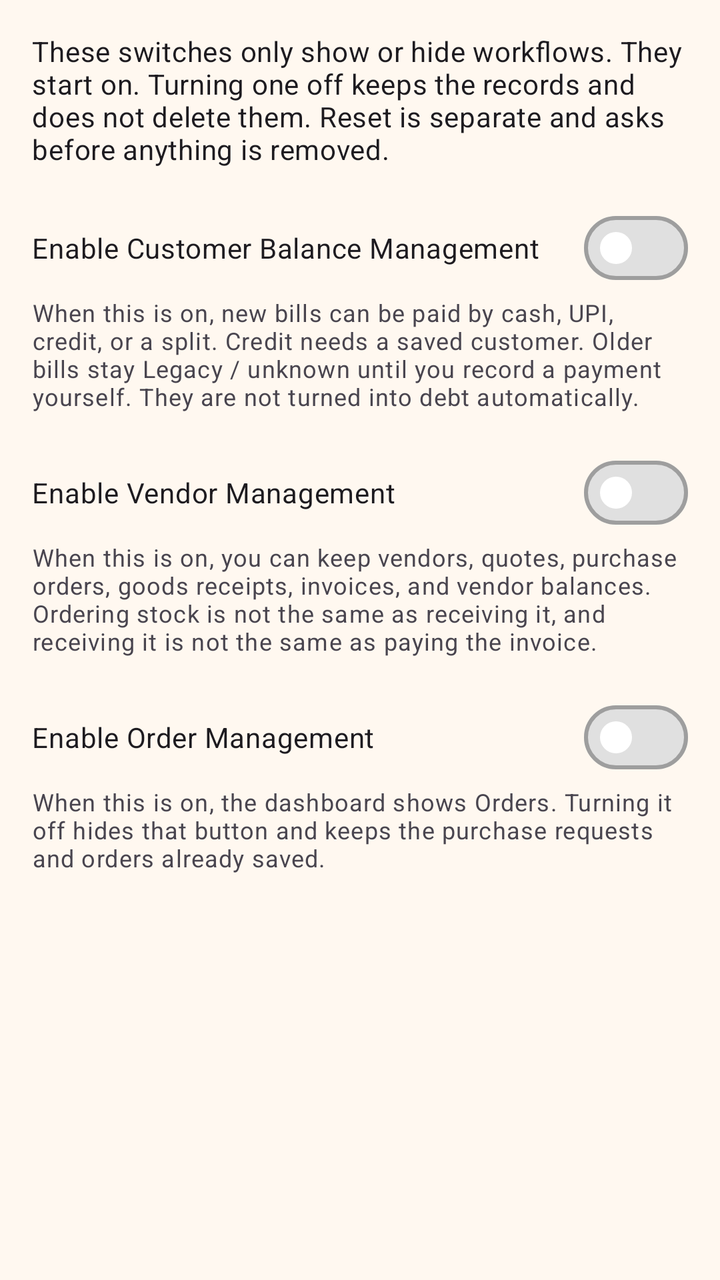
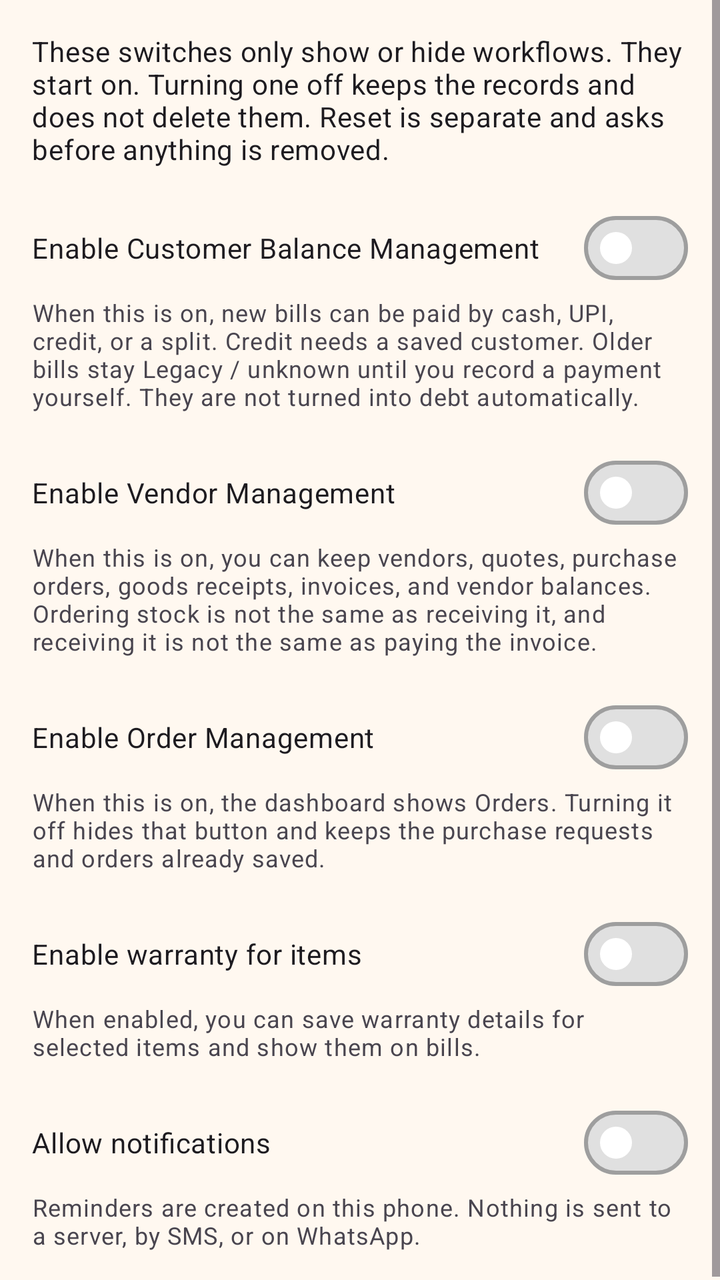

An Android layout rendered at two revisions. The XML below is the earlier revision; the diff shows what the commit changed to produce the second picture.
<!-- AndroidManifest.xml: application theme Theme.VikrSaathi -->
<!-- res/layout/fragment_accounts_settings.xml -->
<?xml version="1.0" encoding="utf-8"?>
<ScrollView xmlns:android="http://schemas.android.com/apk/res/android"
    xmlns:app="http://schemas.android.com/apk/res-auto"
    android:layout_width="match_parent"
    android:layout_height="match_parent">

    <LinearLayout
        android:layout_width="match_parent"
        android:layout_height="wrap_content"
        android:orientation="vertical"
        android:padding="16dp">

        <TextView
            android:layout_width="match_parent"
            android:layout_height="wrap_content"
            android:text="@string/accounts_settings_hint"
            android:textAppearance="?attr/textAppearanceBodyMedium" />

        <com.google.android.material.materialswitch.MaterialSwitch
            android:id="@+id/switchCustomerBalances"
            android:layout_width="match_parent"
            android:layout_height="wrap_content"
            android:layout_marginTop="16dp"
            android:text="@string/enable_customer_balances" />

        <TextView
            android:layout_width="match_parent"
            android:layout_height="wrap_content"
            android:text="@string/enable_customer_balances_hint"
            android:textAppearance="?attr/textAppearanceBodySmall" />

        <com.google.android.material.materialswitch.MaterialSwitch
            android:id="@+id/switchVendorManagement"
            android:layout_width="match_parent"
            android:layout_height="wrap_content"
            android:layout_marginTop="16dp"
            android:text="@string/enable_vendor_management" />

        <TextView
            android:layout_width="match_parent"
            android:layout_height="wrap_content"
            android:text="@string/enable_vendor_management_hint"
            android:textAppearance="?attr/textAppearanceBodySmall" />

        <com.google.android.material.materialswitch.MaterialSwitch
            android:id="@+id/switchOrderManagement"
            android:layout_width="match_parent"
            android:layout_height="wrap_content"
            android:layout_marginTop="16dp"
            android:text="@string/enable_order_management" />

        <TextView
            android:layout_width="match_parent"
            android:layout_height="wrap_content"
            android:text="@string/enable_order_management_hint"
            android:textAppearance="?attr/textAppearanceBodySmall" />
    </LinearLayout>
</ScrollView>
<!-- resources referenced by this layout -->
<resources>
  <string name="accounts_settings_hint">These switches only show or hide workflows. They start on. Turning one off keeps the records and does not delete them. Reset is separate and asks before anything is removed.</string>
  <string name="enable_customer_balances">Enable Customer Balance Management</string>
  <string name="enable_customer_balances_hint">When this is on, new bills can be paid by cash, UPI, credit, or a split. Credit needs a saved customer. Older bills stay Legacy / unknown until you record a payment yourself. They are not turned into debt automatically.</string>
  <string name="enable_order_management">Enable Order Management</string>
  <string name="enable_order_management_hint">When this is on, the dashboard shows Orders. Turning it off hides that button and keeps the purchase requests and orders already saved.</string>
  <string name="enable_vendor_management">Enable Vendor Management</string>
  <string name="enable_vendor_management_hint">When this is on, you can keep vendors, quotes, purchase orders, goods receipts, invoices, and vendor balances. Ordering stock is not the same as receiving it, and receiving it is not the same as paying the invoice.</string>
  <color name="orange_primary">#F57C00</color>
  <color name="orange_primary_dark">#E65100</color>
  <color name="orange_on_primary">#FFFFFF</color>
  <color name="orange_accent">#FFB74D</color>
  <color name="orange_700">#F57C00</color>
  <color name="black">#FF000000</color>
  <color name="orange_100">#FFE0B2</color>
  <color name="orange_900">#E65100</color>
  <color name="surface_card">#FFFFFF</color>
  <color name="text_primary_dark">#212121</color>
  <color name="orange_surface">#FFF8F0</color>
  <color name="text_secondary_dark">#5D4037</color>
  <color name="stroke_default">@color/orange_200</color>
  <color name="stroke_subtle">@color/orange_100</color>
  <style name="VikrSaathiSwitch" parent="Widget.Material3.CompoundButton.MaterialSwitch">
          <item name="thumbTint">@color/switch_thumb_tint</item>
          <item name="trackTint">@color/switch_track_tint</item>
          <item name="trackDecorationTint">@color/switch_track_decoration_tint</item>
      </style>
  <style name="VikrSaathiOutlinedButton" parent="Widget.Material3.Button.OutlinedButton">
          <item name="android:textColor">@color/button_outlined_text</item>
          <item name="strokeColor">@color/button_outlined_stroke</item>
      </style>
  <color name="orange_200">#FFCC80</color>
  <!-- unchanged entries left out for length: 1 -->
</resources>

<!-- the commit's change to res/layout/fragment_accounts_settings.xml (unified diff, before → after) -->
@@ -54,5 +54,31 @@
             android:layout_height="wrap_content"
             android:text="@string/enable_order_management_hint"
             android:textAppearance="?attr/textAppearanceBodySmall" />
+
+        <com.google.android.material.materialswitch.MaterialSwitch
+            android:id="@+id/switchWarranty"
+            android:layout_width="match_parent"
+            android:layout_height="wrap_content"
+            android:layout_marginTop="16dp"
+            android:text="@string/warranty_enable" />
+
+        <TextView
+            android:layout_width="match_parent"
+            android:layout_height="wrap_content"
+            android:text="@string/warranty_enable_hint"
+            android:textAppearance="?attr/textAppearanceBodySmall" />
+
+        <com.google.android.material.materialswitch.MaterialSwitch
+            android:id="@+id/switchAllowNotifications"
+            android:layout_width="match_parent"
+            android:layout_height="wrap_content"
+            android:layout_marginTop="16dp"
+            android:text="@string/notify_allow" />
+
+        <TextView
+            android:layout_width="match_parent"
+            android:layout_height="wrap_content"
+            android:text="@string/notify_allow_hint"
+            android:textAppearance="?attr/textAppearanceBodySmall" />
     </LinearLayout>
 </ScrollView>
<!-- resource entries referenced after the edit -->
@@ -7,6 +7,10 @@
   <string name="enable_order_management_hint">When this is on, the dashboard shows Orders. Turning it off hides that button and keeps the purchase requests and orders already saved.</string>
   <string name="enable_vendor_management">Enable Vendor Management</string>
   <string name="enable_vendor_management_hint">When this is on, you can keep vendors, quotes, purchase orders, goods receipts, invoices, and vendor balances. Ordering stock is not the same as receiving it, and receiving it is not the same as paying the invoice.</string>
+  <string name="notify_allow">Allow notifications</string>
+  <string name="notify_allow_hint">Reminders are created on this phone. Nothing is sent to a server, by SMS, or on WhatsApp.</string>
+  <string name="warranty_enable">Enable warranty for items</string>
+  <string name="warranty_enable_hint">When enabled, you can save warranty details for selected items and show them on bills.</string>
   <color name="orange_primary">#F57C00</color>
   <color name="orange_primary_dark">#E65100</color>
   <color name="orange_on_primary">#FFFFFF</color>
